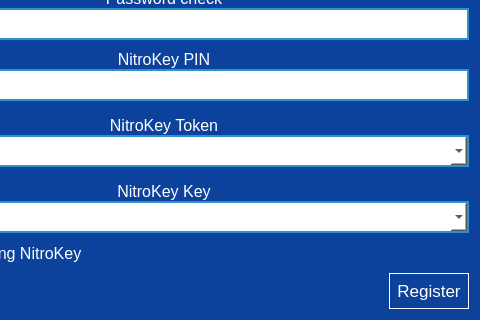
Above: parsec/core/gui/forms/login_register_user_widget.ui from Scille/parsec-cloud before the change; both pictures show x 152 to 632 and y 351 to 671 of the 632 by 671 pixel window. Below: the same form after it.
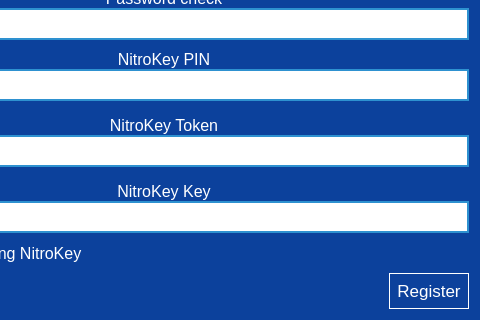
That is the form after the change. Icons and pictures are not drawn.

Commit message: [GUI] Fixed drop down arrow display for QComboBox

Patch:
```diff
--- a/parsec/core/gui/forms/login_register_user_widget.ui
+++ b/parsec/core/gui/forms/login_register_user_widget.ui
@@ -129,9 +129,17 @@
 color: black;
 }
 
+QComboBox::drop-down
+{
+border: 0px;
+}
+
 QComboBox::down-arrow
 {
 image: url(:/icons/images/icons/down-arrow.png);
+width: 16px;
+height: 16px;
+padding-right: 5px;
 }
 
 QCheckBox
```
The commit also changes 11 other files.
